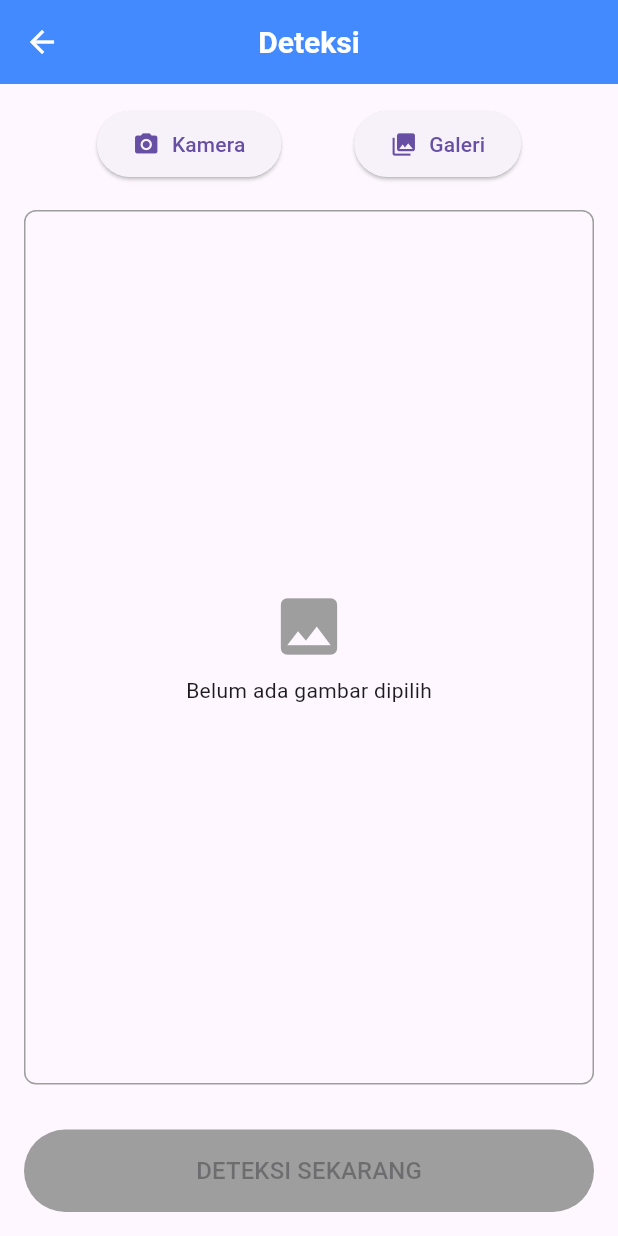
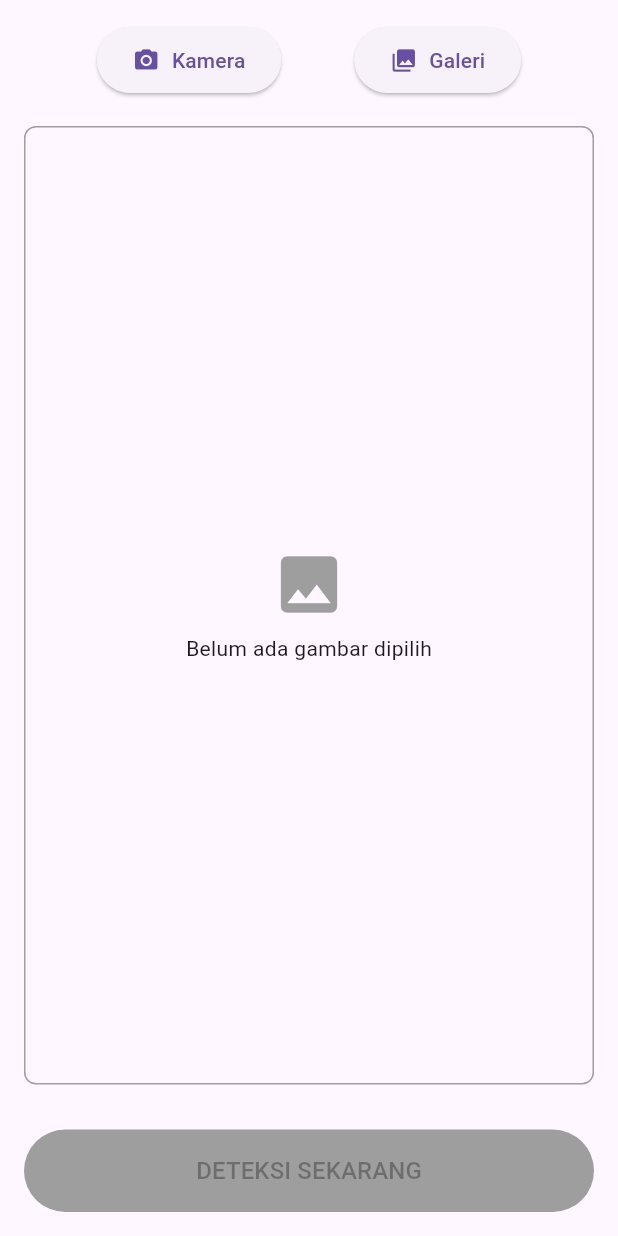
Before and after one commit to KhalimahMusaadah/Fish_Freshness, a Flutter app: the DeteksiPage screen opened by its route, on a phone screen of 412 x 824 dp. Run offline on Flutter 3.47's test engine with Material 3 defaults, Android fonts, the phone set to English and light mode, and no system bars; our stand-ins replace image_cropper, image_picker.

Commit message:
UIDeteksiPage Doneeeeeeeeeeee

```diff
--- a/lib/screens/DeteksiPage.dart
+++ b/lib/screens/DeteksiPage.dart
@@ -78,10 +78,6 @@ class _DeteksiPageState extends State<DeteksiPage> {
   @override
   Widget build(BuildContext context) {
     return Scaffold(
-      appBar: const MyAppBar(
-        title: 'Deteksi',
-        showBackButton: true,
-      ),
       body: Padding(
         padding: const EdgeInsets.all(16.0),
         child: Column(
```
